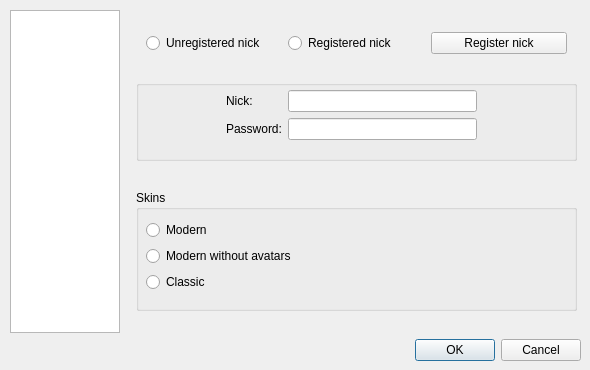
This is ui/options.ui in gitter-badger/simplechatclient as Qt 5 draws it before an edit. The edited form follows.
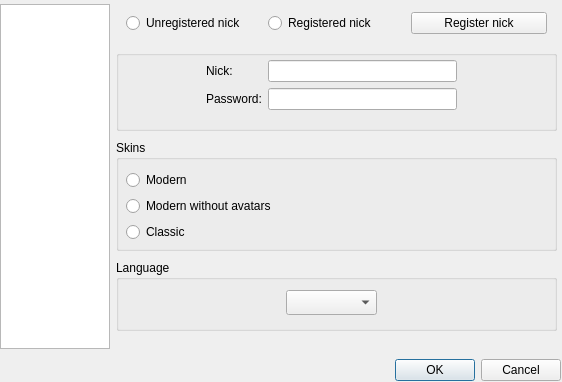
This is the edited form. Icons and pictures are not drawn.

Commit message: add language select

Patch:
```diff
--- a/ui/options.ui
+++ b/ui/options.ui
@@ -6,20 +6,20 @@
    <rect>
     <x>0</x>
     <y>0</y>
-    <width>590</width>
-    <height>370</height>
+    <width>562</width>
+    <height>382</height>
    </rect>
   </property>
   <property name="minimumSize">
    <size>
-    <width>590</width>
-    <height>370</height>
+    <width>562</width>
+    <height>382</height>
    </size>
   </property>
   <property name="maximumSize">
    <size>
-    <width>590</width>
-    <height>370</height>
+    <width>562</width>
+    <height>382</height>
    </size>
   </property>
   <property name="windowTitle">
@@ -32,10 +32,10 @@
   <widget class="QWidget" name="verticalLayoutWidget">
    <property name="geometry">
     <rect>
-     <x>10</x>
-     <y>10</y>
-     <width>571</width>
-     <height>351</height>
+     <x>0</x>
+     <y>0</y>
+     <width>561</width>
+     <height>381</height>
     </rect>
    </property>
    <layout class="QVBoxLayout" name="verticalLayout">
@@ -46,7 +46,7 @@
         <property name="maximumSize">
          <size>
           <width>110</width>
-          <height>329</height>
+          <height>345</height>
          </size>
         </property>
         <property name="editTriggers">
@@ -107,8 +107,8 @@
            <widget class="QGroupBox" name="groupBox_login_password">
             <property name="geometry">
              <rect>
-              <x>10</x>
-              <y>70</y>
+              <x>0</x>
+              <y>50</y>
               <width>441</width>
               <height>81</height>
              </rect>
@@ -166,10 +166,10 @@
            <widget class="QGroupBox" name="groupBox_skins">
             <property name="geometry">
              <rect>
-              <x>10</x>
-              <y>180</y>
+              <x>0</x>
+              <y>140</y>
               <width>441</width>
-              <height>121</height>
+              <height>111</height>
              </rect>
             </property>
             <property name="title">
@@ -212,8 +212,8 @@
            <widget class="QWidget" name="horizontalLayoutWidget_2">
             <property name="geometry">
              <rect>
-              <x>20</x>
-              <y>20</y>
+              <x>10</x>
+              <y>10</y>
               <width>421</width>
               <height>26</height>
              </rect>
@@ -248,6 +248,29 @@
              </item>
             </layout>
            </widget>
+           <widget class="QGroupBox" name="groupBox_language">
+            <property name="geometry">
+             <rect>
+              <x>0</x>
+              <y>260</y>
+              <width>441</width>
+              <height>71</height>
+             </rect>
+            </property>
+            <property name="title">
+             <string>Language</string>
+            </property>
+            <widget class="QComboBox" name="comboBox_language">
+             <property name="geometry">
+              <rect>
+               <x>170</x>
+               <y>30</y>
+               <width>91</width>
+               <height>25</height>
+              </rect>
+             </property>
+            </widget>
+           </widget>
           </widget>
           <widget class="QWidget" name="spage_2">
            <widget class="QTabWidget" name="tabWidget_adv">
```
Left out of the diff: 18 changed lines with no effect on the pictures. The commit also changes 11 other files.
